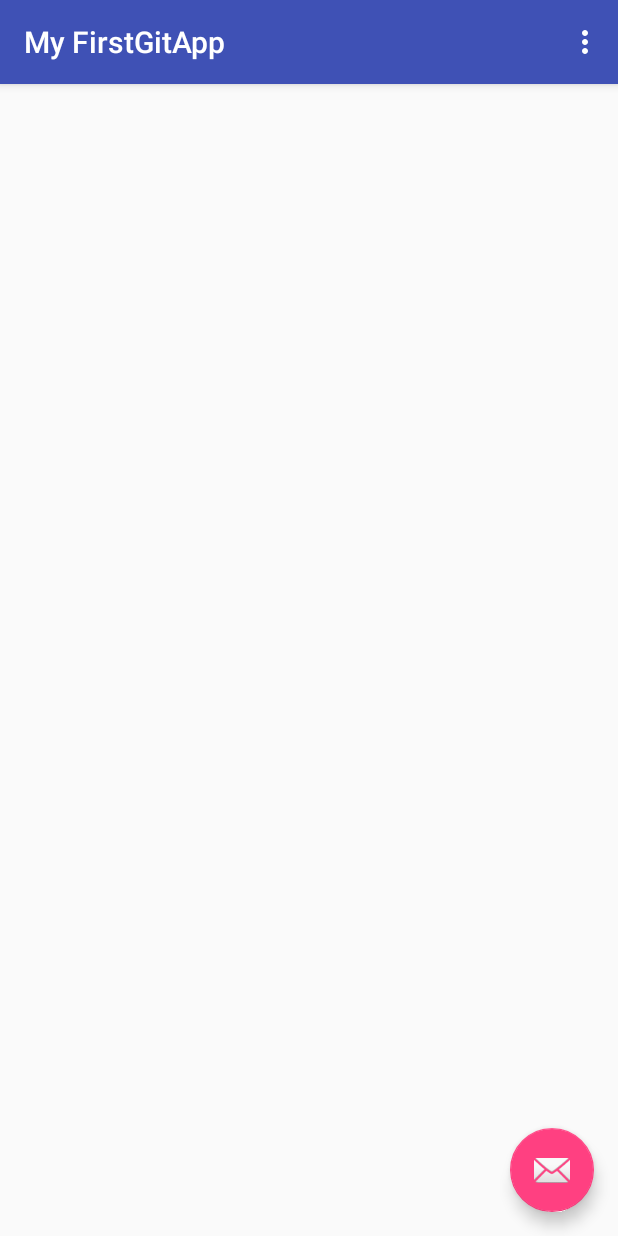
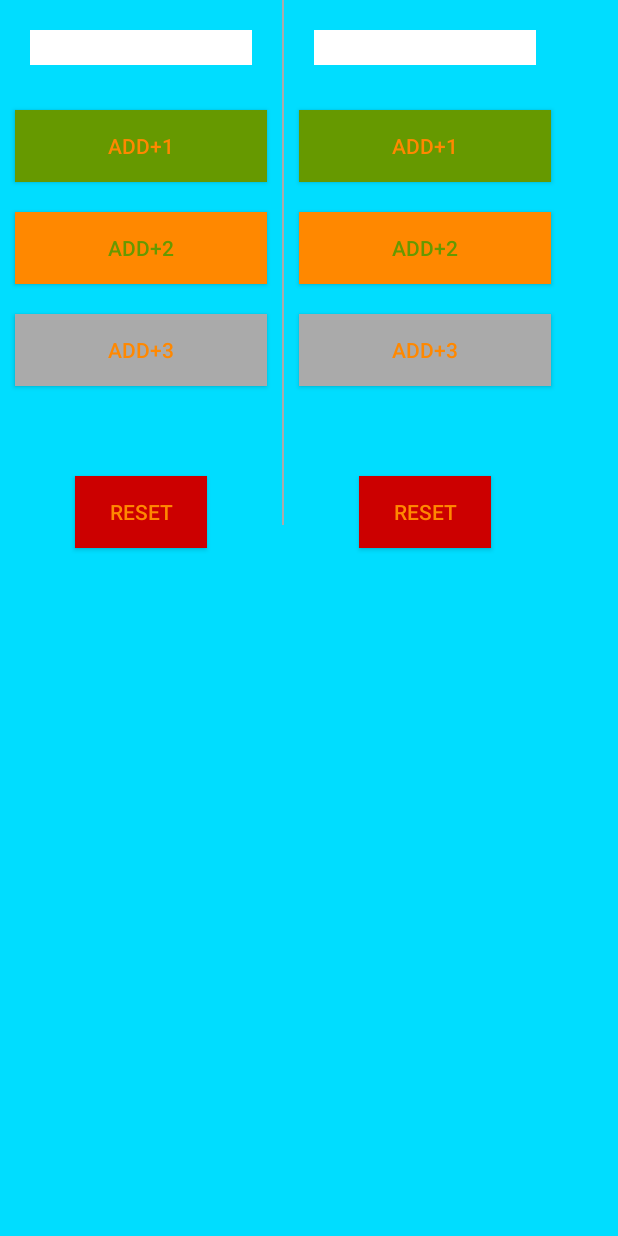
Before and after one commit to lakhan-singh/MyfirstApp, an Android app: the screen it shows after launch (MainActivity), on a phone screen of 412 x 824 dp. Run offline under Robolectric (Android 15) with nearby library versions, the phone set to English and light mode, and no system bars; 1 statement that could not run was skipped.

Commit message:
second commit

```diff
--- a/app/src/main/java/com/ib/myfirstgitapp/MainActivity.java
+++ b/app/src/main/java/com/ib/myfirstgitapp/MainActivity.java
@@ -1,5 +1,6 @@
 package com.ib.myfirstgitapp;
 
+import android.app.Activity;
 import android.os.Bundle;
 import android.support.design.widget.FloatingActionButton;
 import android.support.design.widget.Snackbar;
@@ -8,45 +9,100 @@ import android.support.v7.widget.Toolbar;
 import android.view.View;
 import android.view.Menu;
 import android.view.MenuItem;
+import android.widget.Button;
+import android.widget.TextView;
 
-public class MainActivity extends AppCompatActivity {
+public class MainActivity extends Activity {
+    private int scoreTeamA=0;
+    private int scoreTeamB=0;
+    TextView result;
 
     @Override
     protected void onCreate(Bundle savedInstanceState) {
         super.onCreate(savedInstanceState);
         setContentView(R.layout.activity_main);
-        Toolbar toolbar = (Toolbar) findViewById(R.id.toolbar);
-        setSupportActionBar(toolbar);
+        this.add();
+        System.err.println("Team A and Team B");
+        final TextView textView= (TextView) findViewById(R.id.textview);
+        final TextView textView2= (TextView) findViewById(R.id.textview2);
+        final Button add1= (Button) findViewById(R.id.addButton1);
 
-        FloatingActionButton fab = (FloatingActionButton) findViewById(R.id.fab);
-        fab.setOnClickListener(new View.OnClickListener() {
+
+        add1.setOnClickListener(new View.OnClickListener() {
             @Override
-            public void onClick(View view) {
-                Snackbar.make(view, "Replace with your own action", Snackbar.LENGTH_LONG)
-                        .setAction("Action", null).show();
+            public void onClick(View v) {
+                scoreTeamA = scoreTeamA + 1;
+                textView.setText(Integer.toString(scoreTeamA));
+
             }
         });
+        final Button add2= (Button) findViewById(R.id.addButton2);
+        add2.setOnClickListener(new View.OnClickListener() {
+            @Override
+            public void onClick(View v) {
+                scoreTeamA = scoreTeamA +2;
+                textView.setText(Integer.toString(scoreTeamA));
+            }
+        });
+        final Button add3= (Button) findViewById(R.id.addButton3);
+        add3.setOnClickListener(new View.OnClickListener() {
+            @Override
+            public void onClick(View v) {
+                scoreTeamA=scoreTeamA+3;
+                textView.setText(Integer.toString(scoreTeamA));
+            }
+        });
+        final Button reset= (Button) findViewById(R.id.addButton4);
+        reset.setOnClickListener(new View.OnClickListener() {
+            @Override
+            public void onClick(View v) {
+                scoreTeamA=0;
+                textView.setText(Integer.toString(scoreTeamA));
+            }
+        });
+
+
+
+
+        final Button add12= (Button) findViewById(R.id.addButton12);
+
+        add12.setOnClickListener(new View.OnClickListener() {
+            @Override
+            public void onClick(View v) {
+                scoreTeamB=scoreTeamB+1;
+                textView2.setText(Integer.toString(scoreTeamB));
+
+            }
+        });
+        final Button add22= (Button) findViewById(R.id.addButton22);
+        add22.setOnClickListener(new View.OnClickListener() {
+            @Override
+            public void onClick(View v) {
+                scoreTeamB=scoreTeamB+2;
+                textView2.setText(Integer.toString(scoreTeamB));
+            }
+        });
+        final Button add32= (Button) findViewById(R.id.addButton3);
+        add32.setOnClickListener(new View.OnClickListener() {
+            @Override
+            public void onClick(View v) {
+                scoreTeamB=scoreTeamB+3;
+                textView2.setText(Integer.toString(scoreTeamB));
+            }
+        });
+        final Button reset2= (Button) findViewById(R.id.addButton42);
+        reset2.setOnClickListener(new View.OnClickListener() {
+            @Override
+            public void onClick(View v) {
+                scoreTeamB=0;
+                textView2.setText(Integer.toString(scoreTeamB));
+            }
+        });
+
     }
+    public void add(){
+        int a=scoreTeamA+scoreTeamB;
+        result.setText(a);
 
-    @Override
-    public boolean onCreateOptionsMenu(Menu menu) {
-        // Inflate the menu; this adds items to the action bar if it is present.
-        getMenuInflater().inflate(R.menu.menu_main, menu);
-        return true;
-    }
-
-    @Override
-    public boolean onOptionsItemSelected(MenuItem item) {
-        // Handle action bar item clicks here. The action bar will
-        // automatically handle clicks on the Home/Up button, so long
-        // as you specify a parent activity in AndroidManifest.xml.
-        int id = item.getItemId();
-
-        //noinspection SimplifiableIfStatement
-        if (id == R.id.action_settings) {
-            return true;
-        }
-
-        return super.onOptionsItemSelected(item);
     }
 }
--- a/app/src/main/res/layout/activity_main.xml
+++ b/app/src/main/res/layout/activity_main.xml
@@ -1,25 +1,124 @@
 <?xml version="1.0" encoding="utf-8"?>
-<android.support.design.widget.CoordinatorLayout
-    xmlns:android="http://schemas.android.com/apk/res/android"
-    xmlns:app="http://schemas.android.com/apk/res-auto"
-    xmlns:tools="http://schemas.android.com/tools" android:layout_width="match_parent"
-    android:layout_height="match_parent" android:fitsSystemWindows="true"
-    tools:context=".MainActivity">
+<LinearLayout xmlns:android="http://schemas.android.com/apk/res/android"
+    android:layout_width="match_parent"
+    android:layout_height="match_parent"
+    android:background="@android:color/holo_blue_bright"
+    android:orientation="horizontal">
+    <LinearLayout
+        android:layout_width="wrap_content"
+        android:layout_height="match_parent"
+        android:orientation="vertical">
 
-    <android.support.design.widget.AppBarLayout android:layout_height="wrap_content"
-        android:layout_width="match_parent" android:theme="@style/AppTheme.AppBarOverlay">
+        <TextView
+            android:id="@+id/textview"
+            android:layout_width="match_parent"
+            android:layout_height="wrap_content"
+            android:layout_margin="20dp"
+            android:background="@android:color/white"
+            android:padding="2dp"
+            android:text=""
+            android:textColor="@android:color/darker_gray" />
 
-        <android.support.v7.widget.Toolbar android:id="@+id/toolbar"
-            android:layout_width="match_parent" android:layout_height="?attr/actionBarSize"
-            android:background="?attr/colorPrimary" app:popupTheme="@style/AppTheme.PopupOverlay" />
+        <Button
+            android:id="@+id/addButton1"
+            android:layout_width="match_parent"
 
-    </android.support.design.widget.AppBarLayout>
+            android:layout_height="wrap_content"
+            android:layout_margin="10dp"
+            android:background="@android:color/holo_green_dark"
+            android:text="Add+1"
+            android:textColor="@android:color/holo_orange_dark" />
 
-    <include layout="@layout/content_main" />
+        <Button
+            android:id="@+id/addButton2"
 
-    <android.support.design.widget.FloatingActionButton android:id="@+id/fab"
-        android:layout_width="wrap_content" android:layout_height="wrap_content"
-        android:layout_gravity="bottom|end" android:layout_margin="@dimen/fab_margin"
-        android:src="@android:drawable/ic_dialog_email" />
+            android:layout_width="match_parent"
+            android:layout_height="wrap_content"
+            android:layout_margin="10dp"
+            android:background="@android:color/holo_orange_dark"
+            android:text="Add+2"
+            android:textColor="@android:color/holo_green_dark" />
 
-</android.support.design.widget.CoordinatorLayout>
+        <Button
+            android:id="@+id/addButton3"
+            android:layout_width="match_parent"
+            android:layout_height="wrap_content"
+            android:layout_margin="10dp"
+            android:background="@android:color/darker_gray"
+            android:text="Add+3"
+            android:textColor="@android:color/holo_orange_dark" />
+
+        <Button
+            android:id="@+id/addButton4"
+
+            android:layout_width="match_parent"
+            android:layout_height="wrap_content"
+            android:layout_margin="50dp"
+            android:background="@android:color/holo_red_dark"
+            android:text="Reset"
+            android:textColor="@android:color/holo_orange_dark" />
+    </LinearLayout>
+
+    <View
+        android:layout_width="1dp"
+        android:layout_height="350dp"
+        android:background="@android:color/darker_gray"></View>
+
+    <LinearLayout
+        android:layout_width="wrap_content"
+        android:layout_height="match_parent"
+        android:orientation="vertical">
+
+        <TextView
+            android:id="@+id/textview2"
+            android:layout_width="match_parent"
+            android:layout_height="wrap_content"
+            android:layout_margin="20dp"
+            android:background="@android:color/white"
+            android:padding="2dp"
+            android:text=""
+            android:textColor="@android:color/darker_gray" />
+
+        <Button
+            android:id="@+id/addButton12"
+            android:layout_width="match_parent"
+
+            android:layout_height="wrap_content"
+            android:layout_margin="10dp"
+            android:background="@android:color/holo_green_dark"
+            android:text="Add+1"
+            android:textColor="@android:color/holo_orange_dark" />
+
+        <Button
+            android:id="@+id/addButton22"
+
+            android:layout_width="match_parent"
+            android:layout_height="wrap_content"
+            android:layout_margin="10dp"
+            android:background="@android:color/holo_orange_dark"
+            android:text="Add+2"
+            android:textColor="@android:color/holo_green_dark" />
+
+        <Button
+            android:id="@+id/addButton32"
+
+            android:layout_width="match_parent"
+            android:layout_height="wrap_content"
+            android:layout_margin="10dp"
+            android:background="@android:color/darker_gray"
+            android:text="Add+3"
+            android:textColor="@android:color/holo_orange_dark" />
+
+        <Button
+            android:id="@+id/addButton42"
+
+            android:layout_width="match_parent"
+            android:layout_height="wrap_content"
+            android:layout_margin="50dp"
+            android:background="@android:color/holo_red_dark"
+            android:text="Reset"
+            android:textColor="@android:color/holo_orange_dark" />
+
+    </LinearLayout>
+
+</LinearLayout>
```
